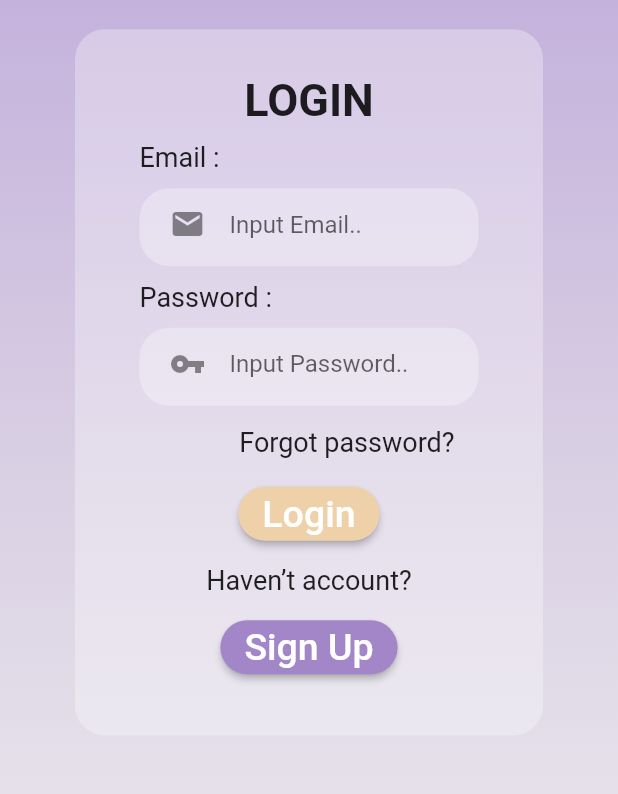
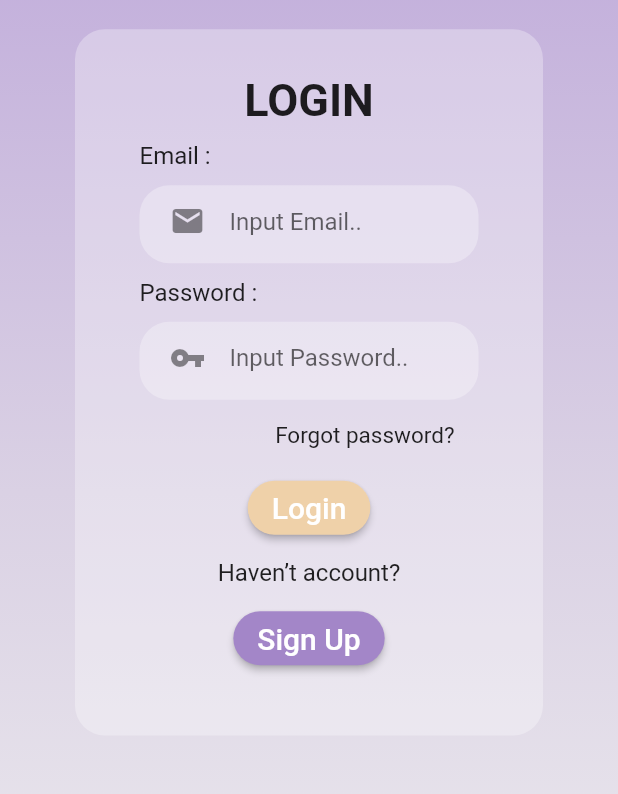
Before and after one commit to adinekinar/Study-Shelf-Apps, a Flutter app: the screen it shows after launch, on a phone screen of 412 x 824 dp, the part 200-994 px from its top. Run offline on Flutter 3.47's test engine with Material 2 defaults, Android fonts, the phone set to English and light mode, and no system bars; our stand-ins replace cloud_firestore, file_picker, firebase_auth, firebase_core, firebase_storage, flutter_native_splash and 1 more; missing offline and left inert: flutter_pdfview, jitsi_meet; accounts and stored records are empty; network calls fail.

Commit message:
fixing ui

```diff
--- a/lib/sceen/loginpage.dart
+++ b/lib/sceen/loginpage.dart
@@ -60,7 +60,7 @@ class _SSloginState extends State<SSlogin> {
                     ),
                   ),
                   SizedBox(height: 10,),
-                  Container(child: Text("Email :", style: TextStyle(fontSize: 18)), ),
+                  Container(child: Text("Email :", style: TextStyle(fontSize: 16)), ),
                   SizedBox(height: 10,),
                   Center(
                     child: Container(
@@ -76,7 +76,7 @@ class _SSloginState extends State<SSlogin> {
                     ),
                   ),
                   SizedBox(height: 10,),
-                  Container(child: Text("Password :", style: TextStyle(fontSize: 18),textAlign: TextAlign.left,)),
+                  Container(child: Text("Password :", style: TextStyle(fontSize: 16),textAlign: TextAlign.left,)),
                   SizedBox(height: 10,),
                   Center(
                     child: Container(
@@ -96,7 +96,7 @@ class _SSloginState extends State<SSlogin> {
                     alignment: Alignment.centerRight,
                     child: Container(
                       padding: EdgeInsets.zero,
-                      child: MaterialButton(child: Text('Forgot password?', style: TextStyle(fontSize: 18, fontWeight: FontWeight.normal),),
+                      child: MaterialButton(child: Text('Forgot password?', style: TextStyle(fontSize: 15, fontWeight: FontWeight.normal),),
                         onPressed: () {
                           Navigator.push(context, MaterialPageRoute(builder: (context) => PassReset()));
                         },
@@ -105,7 +105,7 @@ class _SSloginState extends State<SSlogin> {
                   ),
                   Center(
                     child: ElevatedButton(
-                        child: Text('Login', style: TextStyle(fontSize: 25),),
+                        child: Text('Login', style: TextStyle(fontSize: 20),),
                         style: ElevatedButton.styleFrom(primary: Color(0xFFEFD1A9), shape: RoundedRectangleBorder(borderRadius: BorderRadius.circular(20.0))),
                         onPressed: () async {
                           content : await FirebaseAuth.instance.signInWithEmailAndPassword(email: emailcnt.text, password: passcnt.text);
@@ -113,10 +113,10 @@ class _SSloginState extends State<SSlogin> {
                           setState(() {});
                         }),
                   ),
-                  Center(child: Container(child: Text('Haven’t account?', style: TextStyle(fontSize: 18),), margin: EdgeInsets.only(top: 10, bottom: 10),)),
+                  Center(child: Container(child: Text('Haven’t account?', style: TextStyle(fontSize: 16),), margin: EdgeInsets.only(top: 10, bottom: 10),)),
                   Center(
                     child: ElevatedButton(
-                        child: Text('Sign Up', style: TextStyle(fontSize: 25),),
+                        child: Text('Sign Up', style: TextStyle(fontSize: 20),),
                         style: ElevatedButton.styleFrom(primary: Color(0xFFA386C8), shape: RoundedRectangleBorder(borderRadius: BorderRadius.circular(20.0))),
                         onPressed: () async {
                           Navigator.push(context, MaterialPageRoute(builder: (context) => SSregister()));
```
Also changed, not shown: lib/sceen/homepage.dart (+5 -5 lines), lib/sceen/homepagereq.dart (+7 -7 lines).
